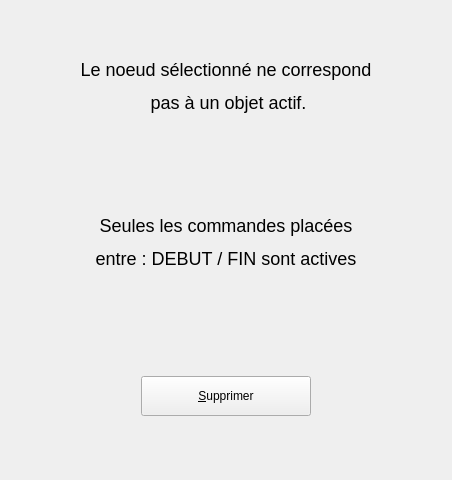
First picture: the form in UiQT4/desInactif.ui, repository SalomePlatform/eficas_tools, before the edit.
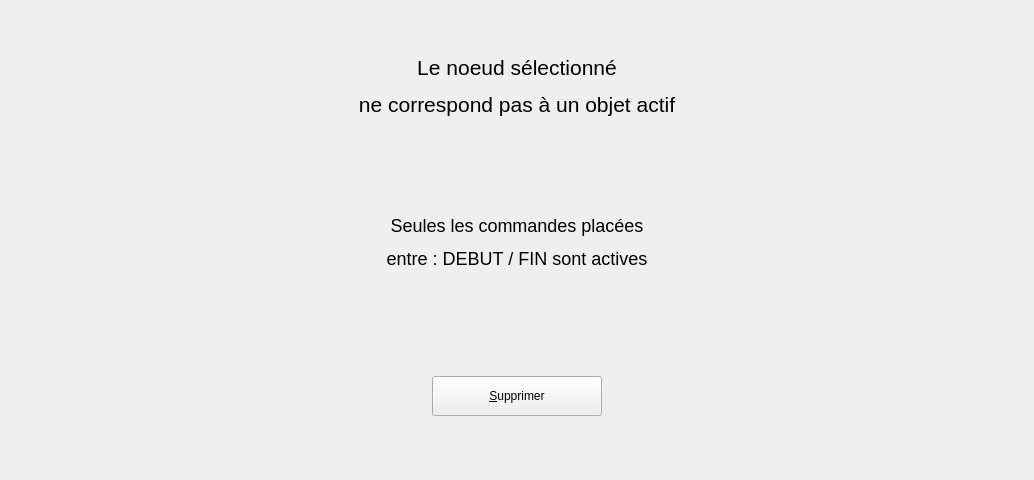
Second picture: the form after the edit.

What changed in the file:
```diff
--- a/UiQT4/desInactif.ui
+++ b/UiQT4/desInactif.ui
@@ -1,11 +1,11 @@
 <ui version="4.0" >
  <class>DInactif</class>
- <widget class="QWidget" name="DInactif" >
-  <property name="geometry" >
+ <widget class="QWidget" name="DInactif">
+  <property name="geometry">
    <rect>
     <x>0</x>
     <y>0</y>
-    <width>452</width>
+    <width>1034</width>
     <height>480</height>
    </rect>
   </property>
@@ -27,13 +27,8 @@
        <height>0</height>
       </size>
      </property>
-     <property name="text" >
-      <string>&lt;!DOCTYPE HTML PUBLIC "-//W3C//DTD HTML 4.0//EN" "http://www.w3.org/TR/REC-html40/strict.dtd">
-&lt;html>&lt;head>&lt;meta name="qrichtext" content="1" />&lt;style type="text/css">
-p, li { white-space: pre-wrap; }
-&lt;/style>&lt;/head>&lt;body style=" font-family:'Sans Serif'; font-size:9pt; font-weight:400; font-style:normal;">
-&lt;p align="center" style=" margin-top:12px; margin-bottom:12px; margin-left:0px; margin-right:0px; -qt-block-indent:0; text-indent:0px; font-size:x-large;">&lt;span style=" font-size:x-large;">Le noeud sélectionné ne correspond&lt;/span>&lt;/p>
-&lt;p align="center" style=" margin-top:12px; margin-bottom:12px; margin-left:0px; margin-right:0px; -qt-block-indent:0; text-indent:0px; font-size:x-large;">&lt;span style=" font-size:x-large;"> pas à un objet actif.&lt;/span>&lt;/p>&lt;/body>&lt;/html></string>
+     <property name="text">
+      <string>&lt;html&gt;&lt;head/&gt;&lt;body&gt;&lt;p align=&quot;center&quot;&gt;&lt;span style=&quot; font-size:16pt;&quot;&gt;Le noeud sélectionné&lt;/span&gt;&lt;/p&gt;&lt;p align=&quot;center&quot;&gt;&lt;span style=&quot; font-size:16pt;&quot;&gt;ne correspond pas à un objet actif&lt;/span&gt;&lt;/p&gt;&lt;/body&gt;&lt;/html&gt;</string>
      </property>
      <property name="wordWrap" >
       <bool>false</bool>
@@ -117,7 +112,7 @@
    </item>
   </layout>
  </widget>
- <layoutdefault spacing="6" margin="11" />
+ <layoutdefault spacing="6" margin="11"/>
  <pixmapfunction>qPixmapFromMimeSource</pixmapfunction>
  <resources/>
  <connections/>
```
Left out of the diff: 73 changed lines with no effect on the pictures.
